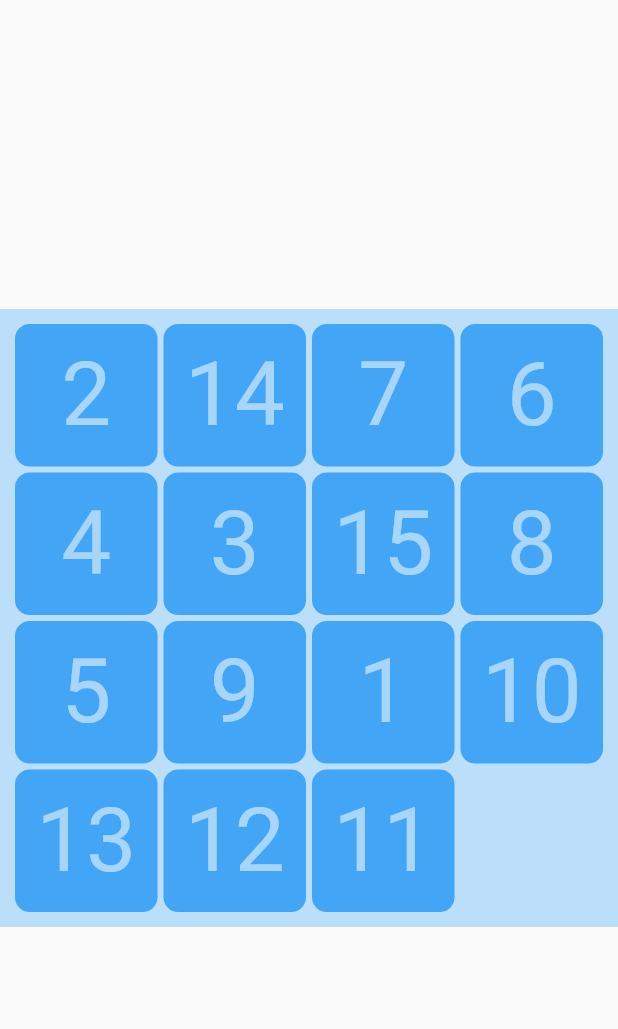
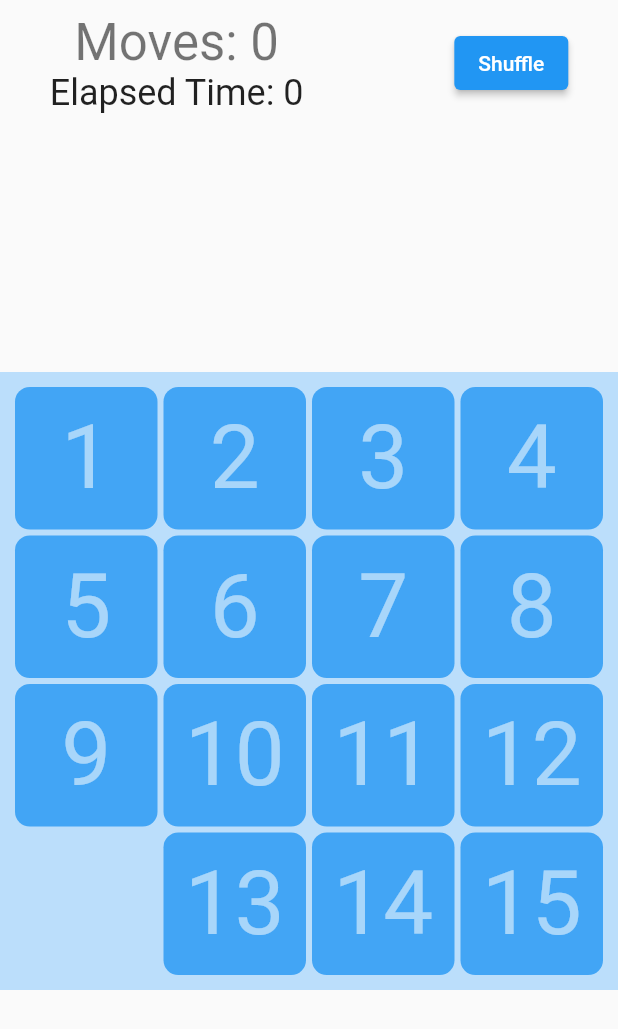
Before and after one commit to Antoniozinchenko/flutter_puzzle_hack, a Flutter app: the screen it shows after launch, on a phone screen of 412 x 824 dp. Shown: the top 1029 px of the screen. Run offline on Flutter 3.47's test engine with Material 2 defaults, Android fonts, the phone set to English and light mode, and no system bars; our stand-ins replace rxdart.

Commit message:
separate game state logic from representation

```diff
--- a/lib/app.dart
+++ /dev/null
@@ -1,11 +0,0 @@
-import 'package:flutter/material.dart';
-import 'package:puzzle_hack/home.dart';
-
-class App extends StatelessWidget {
-  const App({Key? key}) : super(key: key);
-
-  @override
-  Widget build(BuildContext context) {
-    return const MaterialApp(home: Home());
-  }
-}
--- /dev/null
+++ b/lib/bloc/board_state.dart
@@ -0,0 +1,59 @@
+import 'dart:async';
+
+import 'package:flutter/material.dart';
+import 'package:rxdart/subjects.dart';
+
+class BoardState extends ChangeNotifier {
+  BoardState({this.gridSize = 4}) {
+    shuffle();
+  }
+  final int gridSize;
+  final _timerSubject = BehaviorSubject<int>.seeded(0);
+
+  StreamSubscription? _timerSubscription;
+  Stream<int> get timer => _timerSubject.stream;
+  List<int?> value = [];
+  bool winner = false;
+  int movesCount = 0;
+
+  void shuffle() {
+
+    value = [1,2,3,4,5,6,7,8,9,10,11,12,null, 13,14,15];
+    // value = List.generate(gridSize * gridSize - 1, (index) => index + 1)
+    //   ..shuffle()
+    //   ..add(null);
+    movesCount = 0;
+    winner = false;
+    notifyListeners();
+  }
+
+  void swap(int draggedIndex, int emptyIndex) {
+    final result = [...value];
+    result[emptyIndex] = result[draggedIndex];
+    result[draggedIndex] = null;
+
+    if (movesCount == 0) {
+      _timerSubscription = Stream.periodic(const Duration(seconds: 1)).listen((event) {
+        _timerSubject.add(_timerSubject.value + 1);
+      });
+    }
+    value = result;
+    movesCount++;
+    if (_checkIfWinner()) {
+      _timerSubject.add(0);
+      _timerSubscription?.cancel();
+      winner = true;
+    }
+    notifyListeners();
+  }
+
+  bool _checkIfWinner() {
+    for (int i = 0; i < value.length - 1; i++) {
+      if (value[i] != i + 1) {
+        return false;
+      }
+    }
+    return true;
+  }
+
+}
--- a/lib/board.dart
+++ b/lib/board.dart
@@ -1,105 +1,63 @@
 import 'package:flutter/material.dart';
+import 'package:provider/provider.dart';
+
+import 'bloc/board_state.dart';
 import 'drag_direction.dart';
-import 'tile/tile.dart';
+import 'widgets/tile/tile.dart';
 
-class Board extends StatefulWidget {
-  const Board({
-    Key? key,
-    required this.gridSize,
-  }) : super(key: key);
-
-  final int gridSize;
-
-  @override
-  State<Board> createState() => _BoardState();
-}
-
-class _BoardState extends State<Board> {
-  List<int?> boardState = [];
-
-  @override
-  void initState() {
-    super.initState();
-    _init();
-  }
-
-  @override
-  void didUpdateWidget(covariant Board oldWidget) {
-    super.didUpdateWidget(oldWidget);
-    if (oldWidget.gridSize != widget.gridSize) {
-      _init();
-    }
-  }
+class Board extends StatelessWidget {
+  const Board({Key? key}) : super(key: key);
 
   @override
   Widget build(BuildContext context) {
+    final boardState = context.watch<BoardState>();
     return Container(
       padding: const EdgeInsets.all(8.0),
       color: Colors.blue.shade100,
       child: LayoutBuilder(builder: (context, constraints) {
         final boardSize = constraints.maxWidth;
-        return Stack(children: _buildItems(boardSize));
+        return Stack(children: _buildItems(boardState, boardSize));
       }),
     );
   }
 
-  void _init() {
-    setState(() {
-      boardState = List.generate(
-          widget.gridSize * widget.gridSize - 1, (index) => index + 1)
-        ..shuffle()
-        ..add(null);
-    });
-  }
-
-  List<Widget> _buildItems(double boardSize) {
-    final size = boardSize / widget.gridSize;
+  List<Widget> _buildItems(BoardState boardState, double boardSize) {
+    final size = boardSize / boardState.gridSize;
     final items = <Widget>[];
-    for (int i = 0; i < boardState.length; i++) {
-      if (boardState.elementAt(i) != null) {
+    for (int i = 0; i < boardState.value.length; i++) {
+      if (boardState.value.elementAt(i) != null) {
         DragDirection? dragDirection;
         Function()? onSwap;
         // check item on right side
-        if (((i + 1) % widget.gridSize > 0) && boardState[i + 1] == null) {
+        if (((i + 1) % boardState.gridSize > 0) && boardState.value[i + 1] == null) {
           dragDirection = DragDirection.right;
-          onSwap = () => setState(() {
-                final result = [...boardState];
-                result[i + 1] = result[i];
-                result[i] = null;
-                boardState = result;
-              });
+          onSwap = () => boardState.swap(i, i + 1);
+
           // check item on left side
-        } else if ((i % widget.gridSize != 0) && boardState[i - 1] == null) {
+        } else if ((i % boardState.gridSize != 0) && boardState.value[i - 1] == null) {
           dragDirection = DragDirection.left;
-          onSwap = () => setState(() {
-                boardState[i - 1] = boardState[i];
-                boardState[i] = null;
-              });
+          onSwap = () => boardState.swap(i, i - 1);
+
           // check item above
-        } else if (i >= widget.gridSize &&
-            boardState[i - widget.gridSize] == null) {
+        } else if (i >= boardState.gridSize &&
+            boardState.value[i - boardState.gridSize] == null) {
           dragDirection = DragDirection.up;
-          onSwap = () => setState(() {
-                boardState[i - widget.gridSize] = boardState[i];
-                boardState[i] = null;
-              });
+          onSwap = () => boardState.swap(i, i - boardState.gridSize);
+
           // check item below
-        } else if (i < boardState.length - widget.gridSize &&
-            boardState[i + widget.gridSize] == null) {
+        } else if (i < boardState.value.length - boardState.gridSize &&
+            boardState.value[i + boardState.gridSize] == null) {
           dragDirection = DragDirection.down;
-          onSwap = () => setState(() {
-                boardState[i + widget.gridSize] = boardState[i];
-                boardState[i] = null;
-              });
+          onSwap = () => boardState.swap(i, i + boardState.gridSize);
         }
 
         items.add(Tile(
           key: ValueKey(i),
-          top: i ~/ widget.gridSize * size,
-          left: i % widget.gridSize * size,
+          top: i ~/ boardState.gridSize * size,
+          left: i % boardState.gridSize * size,
           size: size,
-          value: boardState[i]!,
-          valid: boardState[i] == i + 1,
+          value: boardState.value[i]!,
+          valid: boardState.value[i] == i + 1,
           dragDirection: dragDirection,
           onSwap: onSwap,
         ));
--- a/lib/home.dart
+++ b/lib/home.dart
@@ -1,5 +1,8 @@
 import 'package:flutter/material.dart';
+import 'package:provider/provider.dart';
+import 'package:puzzle_hack/widgets/game_stats/game_stats.dart';
 
+import 'bloc/board_state.dart';
 import 'board.dart';
 
 class Home extends StatelessWidget {
@@ -7,11 +10,25 @@ class Home extends StatelessWidget {
 
   @override
   Widget build(BuildContext context) {
-    return const Scaffold(
-      body: Center(
-        child: AspectRatio(
-          aspectRatio: 1.0,
-          child: Board(gridSize: 4),
+    return MultiProvider(
+      providers: [
+        ChangeNotifierProvider(
+          create: (_) => BoardState(gridSize: 4),
+        ),
+      ],
+      child: Scaffold(
+        body: Column(
+          children: const [
+            GameStats(),
+            Expanded(
+              child: Center(
+                child: AspectRatio(
+                  aspectRatio: 1.0,
+                  child: Board(),
+                ),
+              ),
+            ),
+          ],
         ),
       ),
     );
--- a/lib/main.dart
+++ b/lib/main.dart
@@ -1,6 +1,7 @@
 import 'package:flutter/material.dart';
-import 'package:puzzle_hack/app.dart';
+
+import 'home.dart';
 
 void main() {
-  runApp(const App());
+  runApp(const MaterialApp(home: Home()));
 }
--- a/lib/tile/tile_view.dart
+++ /dev/null
@@ -1,35 +0,0 @@
-import 'package:flutter/material.dart';
-
-class TileView extends StatelessWidget {
-  const TileView({
-    Key? key,
-    required this.value,
-    required this.size,
-    required this.valid,
-  }) : super(key: key);
-
-  final int value;
-  final double size;
-  final bool valid;
-
-
-
-  @override
-  Widget build(BuildContext context) {
-    return Container(
-      decoration: BoxDecoration(
-        color: Colors.blue.shade400,
-        borderRadius: BorderRadius.circular(size * 0.1),
-      ),
-      child: Center(
-        child: Text(
-          value.toString(),
-          style: TextStyle(
-            fontSize: size * 0.6,
-            color: Colors.white54,
-          ),
-        ),
-      ),
-    );
-  }
-}
--- /dev/null
+++ b/lib/widgets/game_stats/game_stats.dart
@@ -0,0 +1,29 @@
+import 'package:flutter/material.dart';
+import 'package:provider/provider.dart';
+import 'package:puzzle_hack/bloc/board_state.dart';
+
+import 'score.dart';
+import 'shuffle_butten.dart';
+
+class GameStats extends StatelessWidget {
+  const GameStats({Key? key}) : super(key: key);
+
+  @override
+  Widget build(BuildContext context) {
+    return Padding(
+      padding: const EdgeInsets.all(8.0),
+      child: Row(
+        mainAxisAlignment: MainAxisAlignment.spaceAround,
+        children: [
+          const Score(),
+          Builder(builder: (context) {
+            final winner = context.watch<BoardState>().winner;
+            if (winner) return const Text('YOU WIN!!!!!');
+            return Container();
+          }),
+          const ShuffleButton(),
+        ],
+      ),
+    );
+  }
+}
--- /dev/null
+++ b/lib/widgets/game_stats/score.dart
@@ -0,0 +1,25 @@
+import 'package:flutter/material.dart';
+import 'package:provider/provider.dart';
+import 'package:puzzle_hack/bloc/board_state.dart';
+
+import 'score_timer.dart';
+
+class Score extends StatelessWidget {
+  const Score({Key? key}) : super(key: key);
+
+  @override
+  Widget build(BuildContext context) {
+    final boardState = context.watch<BoardState>();
+    final textTheme = Theme.of(context).textTheme;
+
+    return Column(
+      children: [
+        Text(
+          'Moves: ${boardState.movesCount}',
+          style: textTheme.headline4,
+        ),
+        const ScoreTimer(),
+      ],
+    );
+  }
+}
--- /dev/null
+++ b/lib/widgets/game_stats/score_timer.dart
@@ -0,0 +1,20 @@
+import 'package:flutter/material.dart';
+import 'package:provider/provider.dart';
+import 'package:puzzle_hack/bloc/board_state.dart';
+
+class ScoreTimer extends StatelessWidget {
+  const ScoreTimer({Key? key}) : super(key: key);
+
+  @override
+  Widget build(BuildContext context) {
+    final textTheme = Theme.of(context).textTheme;
+    return StreamBuilder<int>(
+        stream: context.read<BoardState>().timer,
+        builder: (context, snapshot) {
+          return Text(
+            'Elapsed Time: ${snapshot.data}',
+            style: textTheme.headline5,
+          );
+        });
+  }
+}
--- /dev/null
+++ b/lib/widgets/game_stats/shuffle_butten.dart
@@ -0,0 +1,17 @@
+import 'package:flutter/material.dart';
+import 'package:provider/provider.dart';
+import 'package:puzzle_hack/bloc/board_state.dart';
+
+class ShuffleButton extends StatelessWidget {
+  const ShuffleButton({Key? key}) : super(key: key);
+
+  @override
+  Widget build(BuildContext context) {
+    final boardState = context.read<BoardState>();
+
+    return ElevatedButton(
+      onPressed: boardState.shuffle,
+      child: const Text('Shuffle'),
+    );
+  }
+}
--- a/lib/tile/tile.dart
+++ b/lib/widgets/tile/tile.dart
@@ -1,6 +1,10 @@
+
 import 'package:flutter/material.dart';
-import 'package:puzzle_hack/drag_direction.dart';
-import 'package:puzzle_hack/tile/tile_view.dart';
+import 'package:provider/provider.dart';
+import 'package:puzzle_hack/bloc/board_state.dart';
+
+import '../../drag_direction.dart';
+import 'tile_view.dart';
 
 class Tile extends StatefulWidget {
   const Tile({
@@ -82,6 +86,20 @@ class _TileState extends State<Tile> {
 
   @override
   Widget build(BuildContext context) {
+    final winner = context.watch<BoardState>().winner;
+
+    if (winner || widget.dragDirection == null) {
+      return Positioned(
+      top: widget.top,
+      left: widget.left,
+        child: TileView(
+          value: widget.value,
+          size: widget.size,
+          valid: widget.valid,
+        ),
+      );
+    }
+
     return Positioned(
       top: widget.top + _dy,
       left: widget.left + _dx,
@@ -102,15 +120,11 @@ class _TileState extends State<Tile> {
                 widget.dragDirection == DragDirection.right
             ? _onHorizontalDragEnd
             : null,
-        child: Container(
-            padding: const EdgeInsets.all(2),
-            width: widget.size,
-            height: widget.size,
-            child: TileView(
-              value: widget.value,
-              size: widget.size,
-              valid: widget.valid,
-            )),
+        child: TileView(
+          value: widget.value,
+          size: widget.size,
+          valid: widget.valid,
+        ),
       ),
     );
   }
--- /dev/null
+++ b/lib/widgets/tile/tile_view.dart
@@ -0,0 +1,38 @@
+import 'package:flutter/material.dart';
+
+class TileView extends StatelessWidget {
+  const TileView({
+    Key? key,
+    required this.value,
+    required this.size,
+    required this.valid,
+  }) : super(key: key);
+
+  final int value;
+  final double size;
+  final bool valid;
+
+  @override
+  Widget build(BuildContext context) {
+    return Container(
+      padding: const EdgeInsets.all(2),
+      width: size,
+      height: size,
+      child: Container(
+        decoration: BoxDecoration(
+          color: Colors.blue.shade400,
+          borderRadius: BorderRadius.circular(size * 0.1),
+        ),
+        child: Center(
+          child: Text(
+            value.toString(),
+            style: TextStyle(
+              fontSize: size * 0.6,
+              color: Colors.white54,
+            ),
+          ),
+        ),
+      ),
+    );
+  }
+}
--- a/pubspec.yaml
+++ b/pubspec.yaml
@@ -34,6 +34,8 @@ dependencies:
   # The following adds the Cupertino Icons font to your application.
   # Use with the CupertinoIcons class for iOS style icons.
   cupertino_icons: ^1.0.2
+  provider: ^6.0.2
+  rxdart: ^0.27.3
 
 dev_dependencies:
   flutter_test:
```
Also changed, not shown: pubspec.lock.
